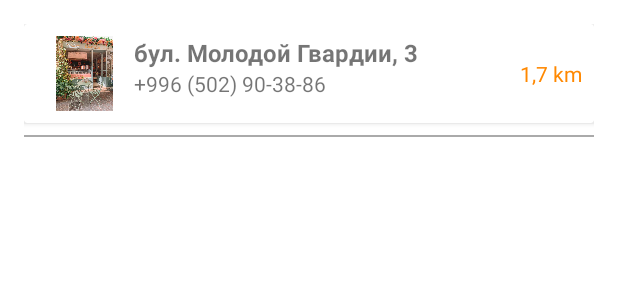
After one commit to elizailyazova/sweetSerenity, an Android app: the layout item_map.xml on its own in the app's theme, with its tools: preview values and no code run, on a phone screen of 412 x 824 dp. The commit adds this screen. Shown: the top 300 px of the screen. Run offline under Robolectric (Android 15) with nearby library versions, the phone set to English and light mode, and no system bars.

Commit message:
Merge remote-tracking branch 'origin/main'

```diff
--- a/app/build.gradle.kts
+++ b/app/build.gradle.kts
@@ -70,5 +70,6 @@ dependencies {
     implementation("com.squareup.picasso:picasso:2.71828")
 
     implementation ("com.android.support.constraint:constraint-layout:1.1.3")
+    implementation ("com.google.android.gms:play-services-maps:18.0.1")
 
 }
--- a/app/src/main/java/com/example/sweetsshop/MainActivity.java
+++ b/app/src/main/java/com/example/sweetsshop/MainActivity.java
@@ -3,6 +3,7 @@ package com.example.sweetsshop;
 import android.os.Bundle;
 import android.view.View;
 
+import com.google.android.gms.maps.GoogleMap;
 import com.google.android.material.bottomnavigation.BottomNavigationView;
 
 import androidx.annotation.NonNull;
@@ -31,7 +32,7 @@ public class MainActivity extends AppCompatActivity {
 
         BottomNavigationView navView = findViewById(R.id.nav_view);
         AppBarConfiguration appBarConfiguration = new AppBarConfiguration.Builder(
-                R.id.navigation_home, R.id.navigation_login, R.id.navigation_magaziny)
+                R.id.navigation_home, R.id.navigation_login, R.id.magazinyFragment)
                 .build();
         NavController navController = Navigation.findNavController(this, R.id.nav_host);
         NavigationUI.setupWithNavController(binding.navView, navController);
@@ -68,4 +69,5 @@ public class MainActivity extends AppCompatActivity {
         });
     }
 
+
 }
--- /dev/null
+++ b/app/src/main/res/layout/item_map.xml
@@ -0,0 +1,64 @@
+<?xml version="1.0" encoding="utf-8"?>
+<LinearLayout
+    xmlns:android="http://schemas.android.com/apk/res/android"
+    android:layout_width="match_parent"
+    android:layout_height="wrap_content"
+    android:orientation="vertical"
+    android:padding="16dp">
+
+    <androidx.cardview.widget.CardView
+        android:layout_width="match_parent"
+        android:layout_height="match_parent"
+        android:layout_marginBottom="8dp">
+
+        <RelativeLayout
+            android:layout_width="match_parent"
+            android:layout_height="match_parent"
+            android:padding="8dp">
+
+            <ImageView
+                android:id="@+id/image"
+                android:layout_width="50dp"
+                android:layout_height="50dp"
+                android:layout_alignParentStart="true"
+                android:layout_marginStart="7dp"
+                android:src="@drawable/place2" />
+
+            <TextView
+                android:id="@+id/title"
+                android:layout_width="wrap_content"
+                android:layout_height="wrap_content"
+                android:layout_marginStart="8dp"
+                android:layout_toEndOf="@id/image"
+                android:text="бул. Молодой Гвардии, 3"
+                android:textSize="16sp"
+                android:textStyle="bold" />
+
+            <TextView
+                android:id="@+id/description"
+                android:layout_width="wrap_content"
+                android:layout_height="wrap_content"
+                android:layout_below="@id/title"
+                android:layout_marginStart="8dp"
+                android:layout_toEndOf="@id/image"
+                android:text="+996 (502) 90-38-86"
+                android:textSize="14sp" />
+
+            <TextView
+                android:id="@+id/distance"
+                android:layout_width="wrap_content"
+                android:layout_height="wrap_content"
+                android:layout_alignParentEnd="true"
+                android:layout_centerVertical="true"
+                android:text="1,7 km"
+                android:textColor="@android:color/holo_orange_dark"
+                android:textSize="14sp" />
+
+        </RelativeLayout>
+    </androidx.cardview.widget.CardView>
+    <View
+        android:layout_width="match_parent"
+        android:layout_height="1dp"
+        android:background="@android:color/darker_gray"/>
+
+</LinearLayout>
--- a/app/src/main/res/menu/bottom_nav_menu.xml
+++ b/app/src/main/res/menu/bottom_nav_menu.xml
@@ -10,7 +10,7 @@
         android:icon="@drawable/baseline_dashboard_24"
         android:title="Login" />
     <item
-        android:id="@+id/navigation_magaziny"
+        android:id="@+id/magazinyFragment"
         android:icon="@drawable/baseline_fmd_good_24"
         android:title="Branches" />
 </menu>
```
Also changed, not shown: app/src/main/AndroidManifest.xml (+6 -1 lines), app/src/main/java/com/example/sweetsshop/models/Map.java (added, +118 -0 lines), app/src/main/java/com/example/sweetsshop/ui/magaziny/MAdapter.java (added, +63 -0 lines), app/src/main/java/com/example/sweetsshop/ui/magaziny/MagazinyFragment.java (+88 -41 lines), app/src/main/res/layout/fragment_magaziny.xml (+48 -3 lines), app/src/main/res/drawable/place1.png (added), app/src/main/res/drawable/place2.png (added), app/src/main/res/drawable/place3.png (added), app/src/main/res/drawable/place5.png (added), 1 other file.
